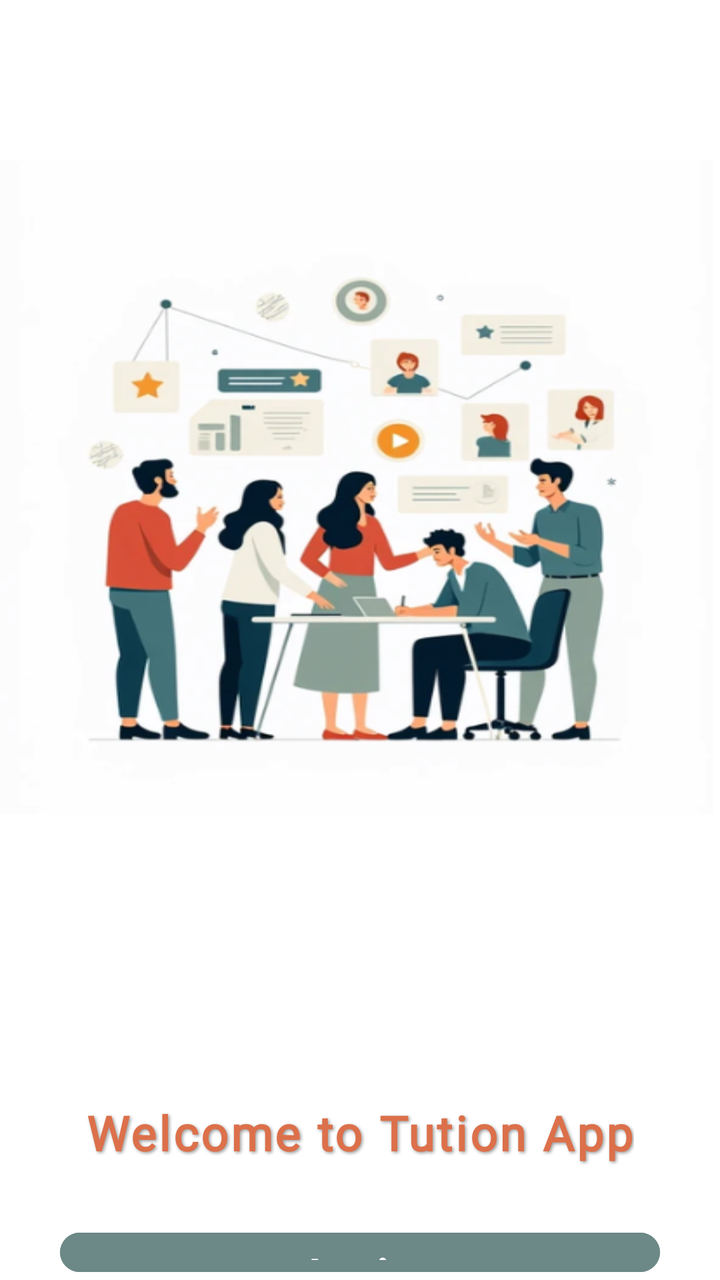
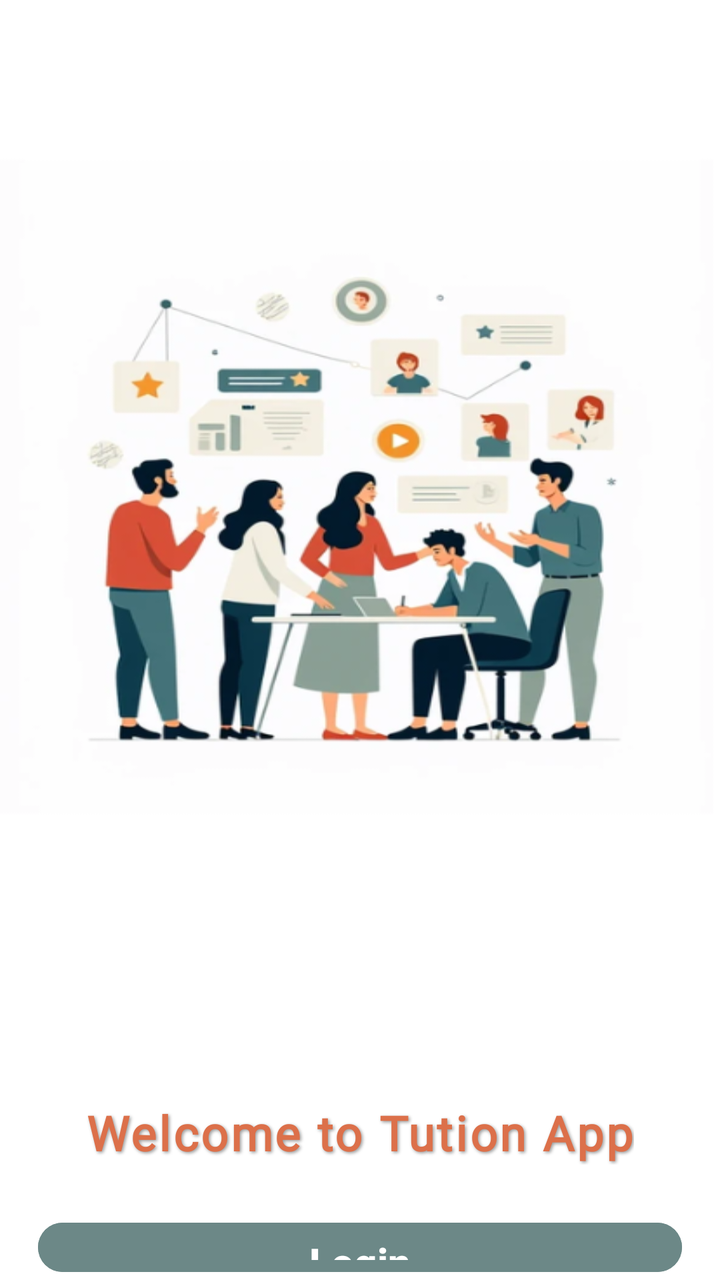

Screens rendered from an Android XML layout before and after an edit, with the pre-edit source and the edit as a unified diff.
<!-- AndroidManifest.xml: application theme Theme.TutionApp -->
<!-- res/layout/activity_main.xml -->
<?xml version="1.0" encoding="utf-8"?>
<RelativeLayout xmlns:android="http://schemas.android.com/apk/res/android"
    xmlns:tools="http://schemas.android.com/tools"
    android:id="@+id/main"
    android:layout_width="match_parent"
    android:layout_height="match_parent"
    android:background="@drawable/loginbg"
    tools:context=".MainActivity">

    
    <TextView
        android:id="@+id/tvWelcome"
        android:layout_width="wrap_content"
        android:layout_height="wrap_content"
        android:text="Welcome to Tution App"
        android:fontFamily="@font/montserrat_black"
        android:textColor="#DC704A"
        android:textSize="24sp"
        android:textStyle="bold"
        android:letterSpacing="0.05"
        android:shadowColor="#66000000"
        android:shadowDx="2"
        android:shadowDy="2"
        android:shadowRadius="4"
        android:layout_centerHorizontal="true"
        android:layout_marginTop="550dp" />

    
    <Button
        android:id="@+id/btnLogin"
        android:layout_width="300dp"
        android:layout_height="55dp"
        android:layout_below="@id/tvWelcome"
        android:layout_marginTop="30dp"
        android:layout_centerHorizontal="true"
        android:text="Login"
        android:textColor="#FFFFFF"
        android:textSize="20sp"
        android:textStyle="bold"
        android:backgroundTint="#6c8887"
        android:elevation="7dp" />
</RelativeLayout>
<!-- resources referenced by this layout -->
<resources>
  <!-- drawable loginbg: png bitmap (drawable, 115820 bytes) -->
  <style name="Theme.TutionApp" parent="Theme.Material3.DayNight.NoActionBar">
          
      </style>
</resources>

<!-- the commit's change to res/layout/activity_main.xml (unified diff, before → after) -->
@@ -28,15 +28,15 @@
     
     <Button
         android:id="@+id/btnLogin"
-        android:layout_width="300dp"
-        android:layout_height="55dp"
+        android:layout_width="322dp"
+        android:layout_height="60dp"
         android:layout_below="@id/tvWelcome"
-        android:layout_marginTop="30dp"
         android:layout_centerHorizontal="true"
+        android:layout_marginTop="25dp"
+        android:backgroundTint="#6c8887"
+        android:elevation="7dp"
         android:text="Login"
         android:textColor="#FFFFFF"
         android:textSize="20sp"
-        android:textStyle="bold"
-        android:backgroundTint="#6c8887"
-        android:elevation="7dp" />
+        android:textStyle="bold" />
 </RelativeLayout>
